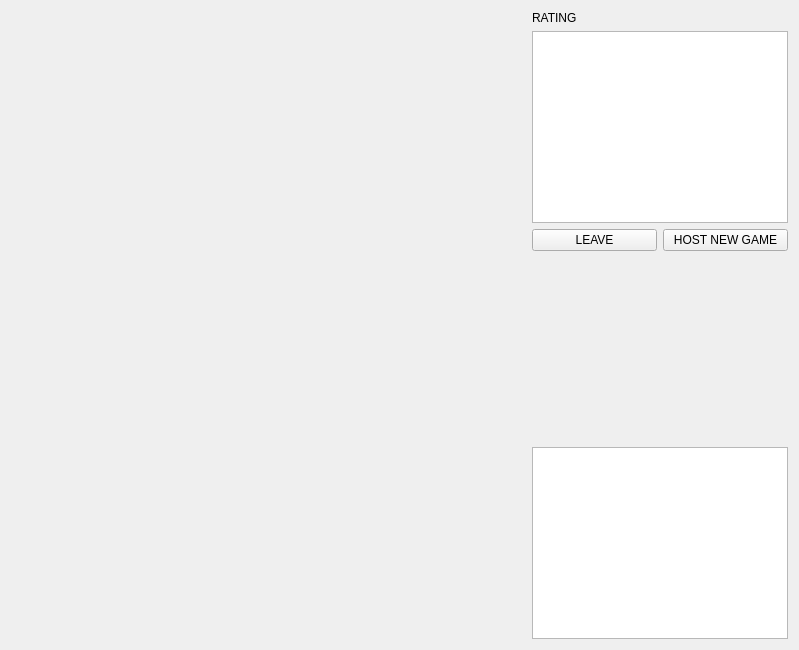
The window that task4/ui/game.ui (JsJustS/22202-ROZHKOV-NETWORK) describes before a commit, drawn with Qt 5.
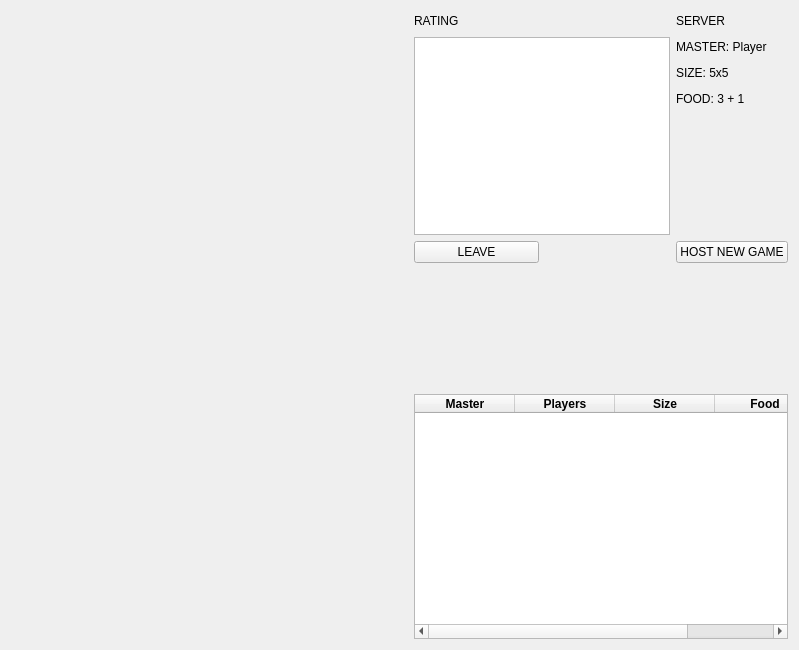
The same window after the commit.

```diff
--- a/task4/ui/game.ui
+++ b/task4/ui/game.ui
@@ -15,8 +15,8 @@
   </property>
   <layout class="QGridLayout" name="gridLayout_2">
    <item row="0" column="0">
-    <layout class="QHBoxLayout" name="horizontalLayout">
-     <item>
+    <layout class="QGridLayout" name="gridLayout">
+     <item row="0" column="0" rowspan="9">
       <widget class="QWidget" name="artWidget" native="true">
        <property name="sizePolicy">
         <sizepolicy hsizetype="Preferred" vsizetype="Preferred">
@@ -26,53 +26,99 @@
        </property>
       </widget>
      </item>
-     <item>
-      <spacer name="horizontalSpacer">
-       <property name="orientation">
-        <enum>Qt::Horizontal</enum>
-       </property>
-       <property name="sizeType">
-        <enum>QSizePolicy::Fixed</enum>
-       </property>
-       <property name="sizeHint" stdset="0">
+     <item row="1" column="5">
+      <widget class="QLabel" name="masterLabel">
+       <property name="maximumSize">
         <size>
-         <width>5</width>
+         <width>16777215</width>
          <height>20</height>
         </size>
        </property>
-      </spacer>
-     </item>
-     <item>
-      <layout class="QVBoxLayout" name="verticalLayout">
-       <item>
-        <widget class="QLabel" name="label">
          <property name="text">
-          <string>RATING</string>
+        <string>MASTER: Player</string>
          </property>
         </widget>
        </item>
-       <item>
+     <item row="1" column="3" rowspan="4" colspan="2">
         <widget class="QListWidget" name="ratingList"/>
        </item>
-       <item>
-        <layout class="QGridLayout" name="gridLayout">
-         <item row="0" column="1">
+     <item row="2" column="5">
+      <widget class="QLabel" name="sizeLabel">
+       <property name="maximumSize">
+        <size>
+         <width>16777215</width>
+         <height>20</height>
+        </size>
+       </property>
+       <property name="text">
+        <string>SIZE: 5x5</string>
+       </property>
+      </widget>
+     </item>
+     <item row="3" column="5">
+      <widget class="QLabel" name="foodLabel">
+       <property name="maximumSize">
+        <size>
+         <width>16777215</width>
+         <height>20</height>
+        </size>
+       </property>
+       <property name="text">
+        <string>FOOD: 3 + 1</string>
+       </property>
+      </widget>
+     </item>
+     <item row="0" column="5">
+      <widget class="QLabel" name="label_2">
+       <property name="text">
+        <string>SERVER</string>
+       </property>
+      </widget>
+     </item>
+     <item row="5" column="5">
           <widget class="QPushButton" name="hostButton">
            <property name="text">
             <string>HOST NEW GAME</string>
            </property>
           </widget>
          </item>
-         <item row="0" column="0">
+     <item row="0" column="3" colspan="2">
+      <widget class="QLabel" name="label">
+       <property name="maximumSize">
+        <size>
+         <width>16777215</width>
+         <height>20</height>
+        </size>
+       </property>
+       <property name="text">
+        <string>RATING</string>
+       </property>
+      </widget>
+     </item>
+     <item row="5" column="3">
           <widget class="QPushButton" name="leaveButton">
            <property name="text">
             <string>LEAVE</string>
            </property>
           </widget>
          </item>
-        </layout>
-       </item>
-       <item>
+     <item row="0" column="1" rowspan="8">
+      <spacer name="horizontalSpacer">
+       <property name="orientation">
+        <enum>Qt::Horizontal</enum>
+       </property>
+       <property name="sizeType">
+        <enum>QSizePolicy::Fixed</enum>
+       </property>
+       <property name="sizeHint" stdset="0">
+        <size>
+         <width>13</width>
+         <height>20</height>
+        </size>
+       </property>
+      </spacer>
+     </item>
+     <item row="6" column="3" colspan="3">
         <spacer name="verticalSpacer">
          <property name="orientation">
           <enum>Qt::Vertical</enum>
@@ -80,15 +126,54 @@
          <property name="sizeHint" stdset="0">
           <size>
            <width>20</width>
-           <height>40</height>
+         <height>20</height>
           </size>
          </property>
         </spacer>
        </item>
-       <item>
-        <widget class="QListWidget" name="gamesList"/>
-       </item>
-      </layout>
+     <item row="7" column="3" rowspan="2" colspan="3">
+      <widget class="QTableWidget" name="avaliableGamesTable">
+       <column>
+        <property name="text">
+         <string>Master</string>
+        </property>
+        <property name="font">
+         <font>
+          <bold>true</bold>
+         </font>
+        </property>
+       </column>
+       <column>
+        <property name="text">
+         <string>Players</string>
+        </property>
+        <property name="font">
+         <font>
+          <bold>true</bold>
+         </font>
+        </property>
+       </column>
+       <column>
+        <property name="text">
+         <string>Size</string>
+        </property>
+        <property name="font">
+         <font>
+          <bold>true</bold>
+         </font>
+        </property>
+       </column>
+       <column>
+        <property name="text">
+         <string>Food</string>
+        </property>
+        <property name="font">
+         <font>
+          <bold>true</bold>
+         </font>
+        </property>
+       </column>
+      </widget>
      </item>
     </layout>
    </item>
```
Lines whose indentation alone changed are shown as unchanged.
